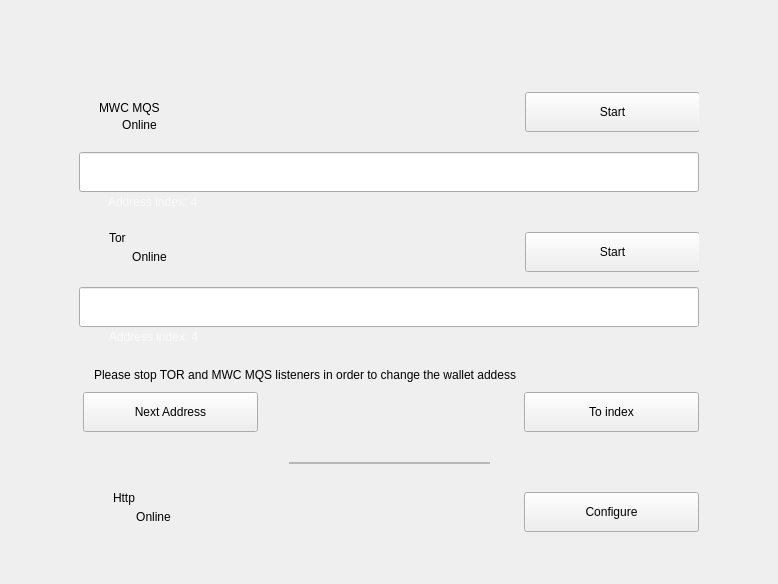
This is windows_desktop/e_listening.ui in mwcproject/mwc-qt-wallet as Qt 5 draws it before an edit. The edited form follows.
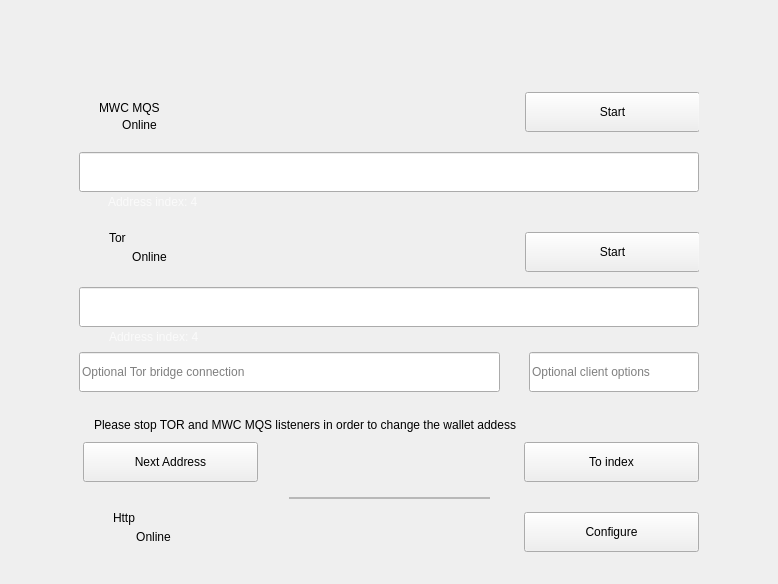
This is the edited form. Icons and pictures are not drawn. Custom widgets are drawn as their Qt base class.

Commit message: Support for Tor bridges

Diff of the .ui file:
```diff
--- a/windows_desktop/e_listening.ui
+++ b/windows_desktop/e_listening.ui
@@ -194,7 +194,7 @@
         <property name="geometry">
          <rect>
           <x>445</x>
-          <y>310</y>
+          <y>360</y>
           <width>175</width>
           <height>40</height>
          </rect>
@@ -228,7 +228,7 @@
         <property name="geometry">
          <rect>
           <x>4</x>
-          <y>310</y>
+          <y>360</y>
           <width>175</width>
           <height>40</height>
          </rect>
@@ -281,7 +281,7 @@
         <property name="geometry">
          <rect>
           <x>210</x>
-          <y>380</y>
+          <y>415</y>
           <width>201</width>
           <height>2</height>
          </rect>
@@ -297,7 +297,7 @@
         <property name="geometry">
          <rect>
           <x>34</x>
-          <y>400</y>
+          <y>420</y>
           <width>85</width>
           <height>31</height>
          </rect>
@@ -310,7 +310,7 @@
         <property name="geometry">
          <rect>
           <x>124</x>
-          <y>410</y>
+          <y>430</y>
           <width>21</width>
           <height>21</height>
          </rect>
@@ -332,7 +332,7 @@
         <property name="geometry">
          <rect>
           <x>34</x>
-          <y>425</y>
+          <y>445</y>
           <width>81</width>
           <height>20</height>
          </rect>
@@ -348,7 +348,7 @@
         <property name="geometry">
          <rect>
           <x>445</x>
-          <y>410</y>
+          <y>430</y>
           <width>175</width>
           <height>40</height>
          </rect>
@@ -381,10 +381,10 @@
        <widget class="control::MwcLabelSmall" name="http_warnings">
         <property name="geometry">
          <rect>
-          <x>155</x>
-          <y>385</y>
-          <width>211</width>
-          <height>91</height>
+          <x>160</x>
+          <y>415</y>
+          <width>271</width>
+          <height>61</height>
          </rect>
         </property>
         <property name="text">
@@ -536,7 +536,7 @@
         <property name="geometry">
          <rect>
           <x>15</x>
-          <y>285</y>
+          <y>335</y>
           <width>511</width>
           <height>16</height>
          </rect>
@@ -545,6 +545,74 @@
          <string>Please stop TOR and MWC MQS listeners in order to change the wallet addess</string>
         </property>
        </widget>
+       <widget class="control::MwcLineEditNormal" name="torBridgeConection">
+        <property name="geometry">
+         <rect>
+          <x>0</x>
+          <y>270</y>
+          <width>421</width>
+          <height>40</height>
+         </rect>
+        </property>
+        <property name="minimumSize">
+         <size>
+          <width>0</width>
+          <height>40</height>
+         </size>
+        </property>
+        <property name="maximumSize">
+         <size>
+          <width>16777215</width>
+          <height>40</height>
+         </size>
+        </property>
+        <property name="toolTip">
+         <string>Optional Tor bridge connection string.  Use it if Tor blocked by your firewall.</string>
+        </property>
+        <property name="maxLength">
+         <number>1024</number>
+        </property>
+        <property name="readOnly">
+         <bool>false</bool>
+        </property>
+        <property name="placeholderText">
+         <string>Optional Tor bridge connection</string>
+        </property>
+       </widget>
+       <widget class="control::MwcLineEditNormal" name="torClientOptions">
+        <property name="geometry">
+         <rect>
+          <x>450</x>
+          <y>270</y>
+          <width>170</width>
+          <height>40</height>
+         </rect>
+        </property>
+        <property name="minimumSize">
+         <size>
+          <width>0</width>
+          <height>40</height>
+         </size>
+        </property>
+        <property name="maximumSize">
+         <size>
+          <width>16777215</width>
+          <height>40</height>
+         </size>
+        </property>
+        <property name="toolTip">
+         <string>Tor client options. Might be requred for some bridge protocols.</string>
+        </property>
+        <property name="maxLength">
+         <number>1024</number>
+        </property>
+        <property name="readOnly">
+         <bool>false</bool>
+        </property>
+        <property name="placeholderText">
+         <string>Optional client options</string>
+        </property>
+       </widget>
       </widget>
      </item>
      <item>
@@ -593,22 +661,22 @@
    <extends>QLabel</extends>
    <header>control_desktop/MwcLabel.h</header>
   </customwidget>
-  <customwidget>
-   <class>control::MwcLabelTiny</class>
-   <extends>QLabel</extends>
-   <header>control_desktop/MwcLabel.h</header>
-  </customwidget>
-  <customwidget>
-   <class>control::MwcLabelNormal</class>
-   <extends>QLabel</extends>
-   <header>control_desktop/MwcLabel.h</header>
-  </customwidget>
   <customwidget>
    <class>control::MwcLine</class>
    <extends>QFrame</extends>
    <header>control_desktop/MwcFrameWithBorder.h</header>
    <container>1</container>
   </customwidget>
+  <customwidget>
+   <class>control::MwcLabelNormal</class>
+   <extends>QLabel</extends>
+   <header>control_desktop/MwcLabel.h</header>
+  </customwidget>
+  <customwidget>
+   <class>control::MwcLabelTiny</class>
+   <extends>QLabel</extends>
+   <header>control_desktop/MwcLabel.h</header>
+  </customwidget>
  </customwidgets>
  <tabstops>
   <tabstop>mwcMqTriggerButton</tabstop>
```
The commit also changes 8 other files.
